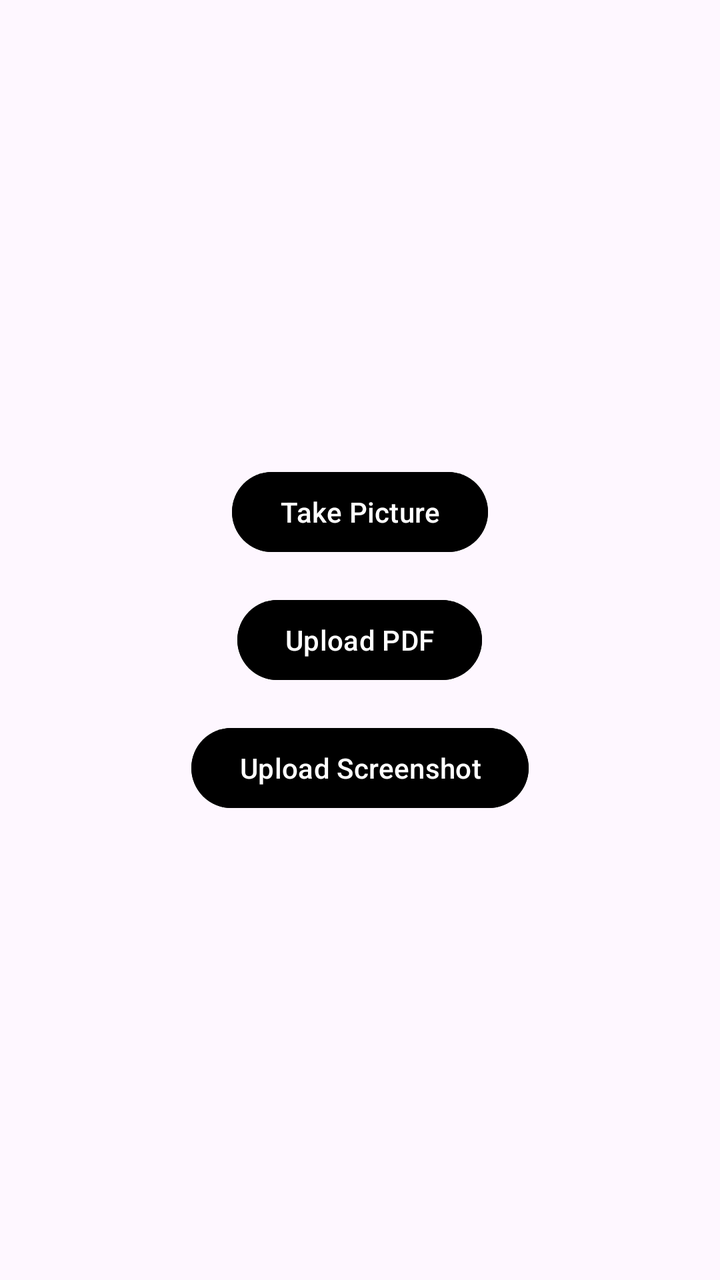
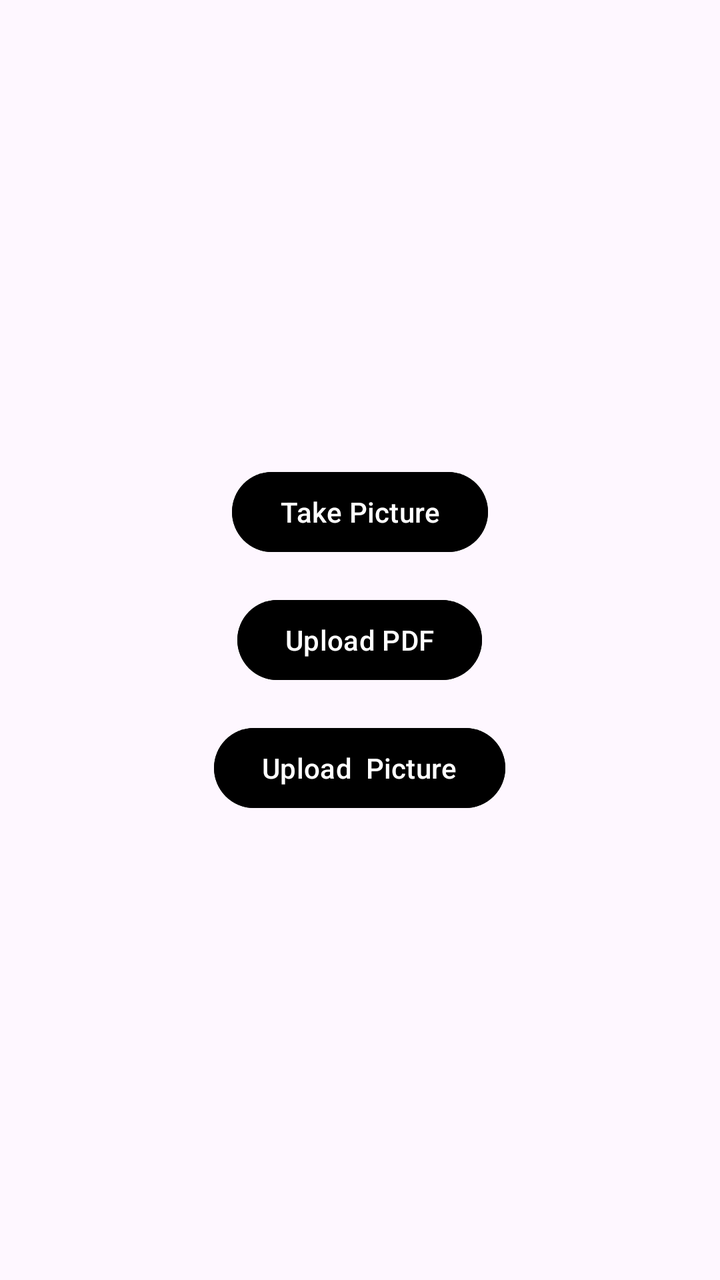

Screens rendered from an Android XML layout before and after an edit, with the pre-edit source and the edit as a unified diff.
<!-- AndroidManifest.xml: application theme Theme.Trackie -->
<!-- res/layout/fragment_scan.xml -->
<?xml version="1.0" encoding="utf-8"?>
<LinearLayout
    xmlns:android="http://schemas.android.com/apk/res/android"
    android:orientation="vertical"
    android:layout_width="match_parent"
    android:layout_height="match_parent"
    android:padding="24dp"
    android:gravity="center">

    <Button
        android:id="@+id/takePictureButton"
        android:layout_width="wrap_content"
        android:layout_height="wrap_content"
        android:backgroundTint="@color/black"
        android:textColor="@android:color/white"
        android:text="Take Picture" />

    <Button
        android:id="@+id/uploadPdfButton"
        android:layout_width="wrap_content"
        android:layout_height="wrap_content"
        android:text="Upload PDF"
        android:backgroundTint="@color/black"
        android:textColor="@android:color/white"
        android:layout_marginTop="16dp" />

    <Button
        android:id="@+id/uploadScreenshotButton"
        android:layout_width="wrap_content"
        android:layout_height="wrap_content"
        android:text="Upload Screenshot"
        android:backgroundTint="@color/black"
    android:textColor="@android:color/white"
        android:layout_marginTop="16dp" />
</LinearLayout>
<!-- resources referenced by this layout -->
<resources>
  <color name="black">#FF000000</color>
  <style name="Theme.Trackie" parent="Base.Theme.Trackie" />
  <style name="Base.Theme.Trackie" parent="Theme.Material3.DayNight.NoActionBar">
  
      </style>
</resources>

<!-- the commit's change to res/layout/fragment_scan.xml (unified diff, before → after) -->
@@ -28,7 +28,7 @@
         android:id="@+id/uploadScreenshotButton"
         android:layout_width="wrap_content"
         android:layout_height="wrap_content"
-        android:text="Upload Screenshot"
+        android:text="Upload  Picture"
         android:backgroundTint="@color/black"
     android:textColor="@android:color/white"
         android:layout_marginTop="16dp" />
